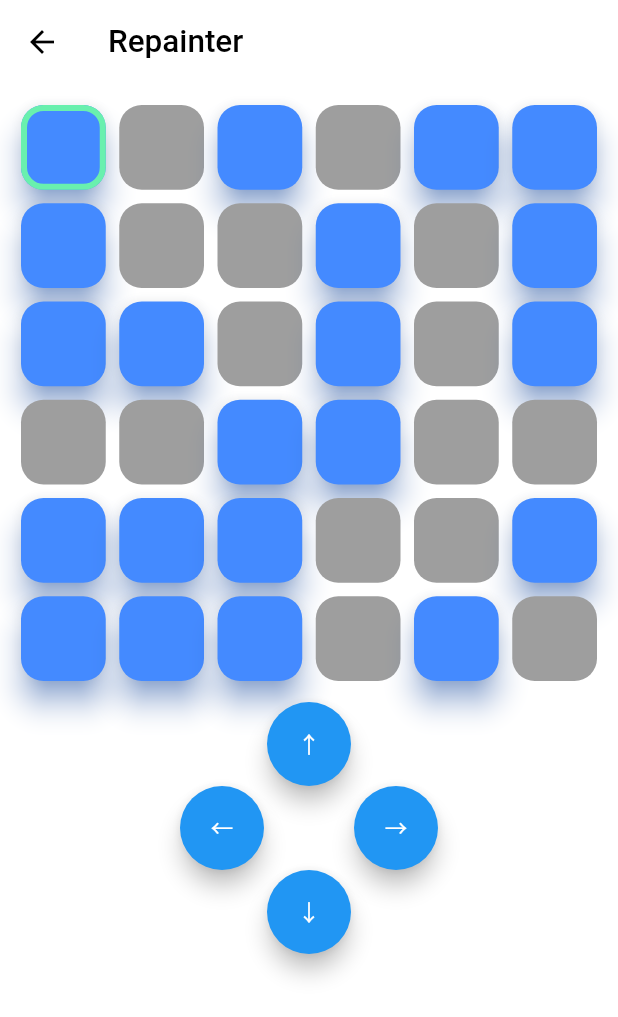
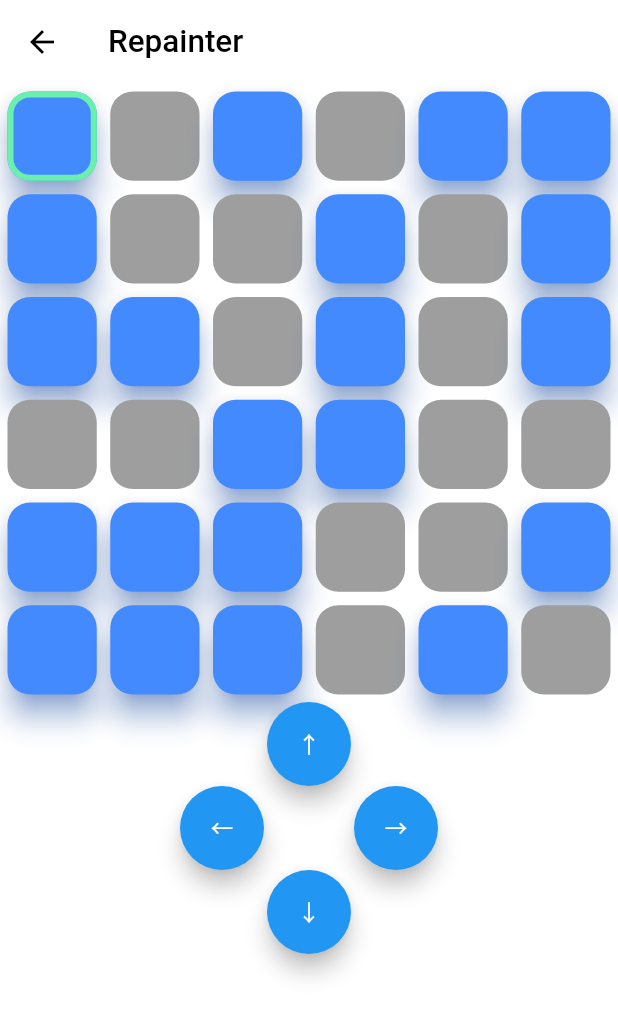
Before and after one commit to YumNumm/Repainter-Game, a Flutter app: the screen it shows after launch, after a tap on "開始!", on a phone screen of 412 x 824 dp. Shown: the top 1017 px of the screen. Run offline on Flutter 3.47's test engine with Material 2 defaults, Android fonts, the light colour scheme and no system bars; our stand-ins replace get, get_storage, logger.

Commit message:
[Fix] 列が多すぎたときに空白をもっと小さくするよう修正

```diff
--- a/lib/class/MainState.dart
+++ b/lib/class/MainState.dart
@@ -41,6 +41,8 @@ class MainState extends GetXState {
     Get.showSnackbar(const GetSnackBar(
       title: "Finished!",
       messageText: Text("お疲れ様です!"),
+      animationDuration: Duration(milliseconds: 250),
+      duration: Duration(milliseconds: 1500),
     ));
   }
 
--- a/lib/pages/mainpage.dart
+++ b/lib/pages/mainpage.dart
@@ -25,11 +25,11 @@ class MainPage extends StatelessWidget {
               height: min(Get.height, Get.width),
               width: min(Get.height, Get.width),
               child: Container(
-                margin: const EdgeInsets.all(10),
+                margin: EdgeInsets.all((state.rows.value > 15) ? 10 : 1),
                 child: GridView.count(
                   crossAxisCount: state.rows.value,
-                  mainAxisSpacing: 1,
-                  crossAxisSpacing: 1,
+                  mainAxisSpacing: (state.rows.value > 15) ? 0.1 : 1,
+                  crossAxisSpacing: (state.rows.value > 15) ? 0.1 : 1,
                   children: List.generate(
                       state.cells.length * state.cells[0].length, (index) {
                     final x = index % state.rows.value;
```
